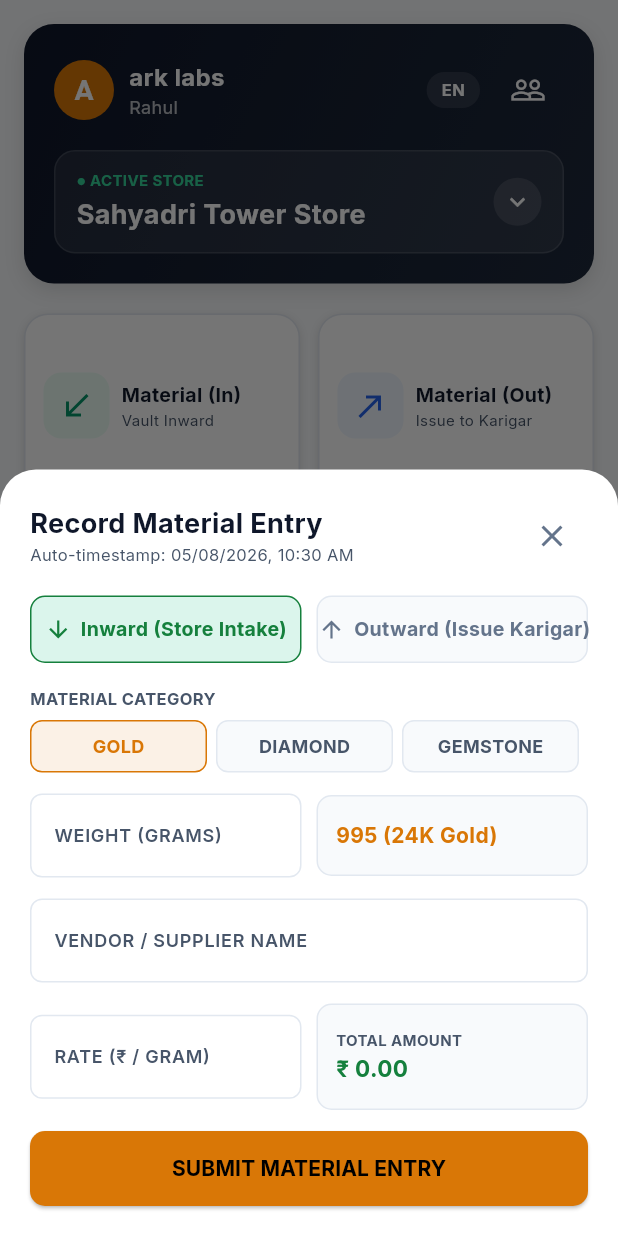
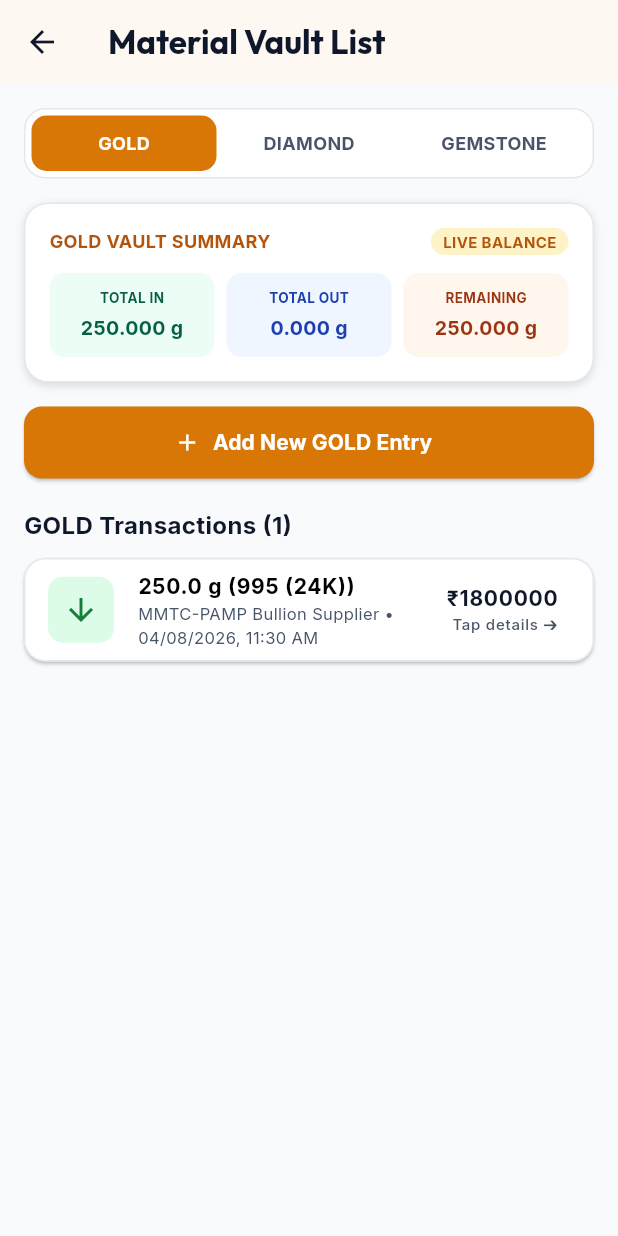
Before and after one commit to monk7436/ARK, a Flutter app: the screen it shows after launch, after a tap on "Material (In)", on a phone screen of 412 x 824 dp. Run offline on Flutter 3.47's test engine with Material 3 defaults, Android fonts, the phone set to English and light mode, and no system bars; our stand-ins replace google_fonts; network calls fail.

Commit message:
feat: add dedicated Material List Screen with Gold/Diamond/Gemstone tabs, Vault summary card, Add Entry button, and Detail popups

```diff
--- a/ark_mobile/lib/screens/home_screen.dart
+++ b/ark_mobile/lib/screens/home_screen.dart
@@ -2,7 +2,7 @@ import 'package:flutter/material.dart';
 import 'package:provider/provider.dart';
 import '../providers/app_state.dart';
 import '../theme/app_theme.dart';
-import '../widgets/material_modal.dart';
+import 'material_list_screen.dart';
 import 'manufacturing_screen.dart';
 import 'invoicing_screen.dart';
 
@@ -143,7 +143,7 @@ class _HomeScreenState extends State<HomeScreen> {
                 crossAxisSpacing: 12,
                 mainAxisSpacing: 12,
                 children: [
-                  // Box 1: Material (In)
+                  // Box 1: Material (In) -> Opens MaterialListScreen
                   _buildActionCard(
                     context,
                     title: 'Material (In)',
@@ -151,10 +151,10 @@ class _HomeScreenState extends State<HomeScreen> {
                     icon: Icons.south_west,
                     iconBg: const Color(0xFFECFDF5),
                     iconColor: const Color(0xFF059669),
-                    onTap: () => _showMaterialModal(context, 'INWARD'),
+                    onTap: () => Navigator.push(context, MaterialPageRoute(builder: (_) => const MaterialListScreen(initialDirection: 'INWARD'))),
                   ),
 
-                  // Box 2: Material (Out)
+                  // Box 2: Material (Out) -> Opens MaterialListScreen
                   _buildActionCard(
                     context,
                     title: 'Material (Out)',
@@ -162,7 +162,7 @@ class _HomeScreenState extends State<HomeScreen> {
                     icon: Icons.north_east,
                     iconBg: const Color(0xFFEFF6FF),
                     iconColor: const Color(0xFF2563EB),
-                    onTap: () => _showMaterialModal(context, 'OUTWARD'),
+                    onTap: () => Navigator.push(context, MaterialPageRoute(builder: (_) => const MaterialListScreen(initialDirection: 'OUTWARD'))),
                   ),
 
                   // Box 3: Manufacturer
@@ -323,13 +323,4 @@ class _HomeScreenState extends State<HomeScreen> {
       ),
     );
   }
-
-  void _showMaterialModal(BuildContext context, String direction) {
-    showModalBottomSheet(
-      context: context,
-      isScrollControlled: true,
-      backgroundColor: Colors.transparent,
-      builder: (_) => const MaterialModalBottomSheet(defaultCategory: 'gold'),
-    );
-  }
 }
--- /dev/null
+++ b/ark_mobile/lib/screens/material_list_screen.dart
@@ -0,0 +1,337 @@
+import 'package:flutter/material.dart';
+import 'package:provider/provider.dart';
+import '../models/material_entry.dart';
+import '../providers/app_state.dart';
+import '../theme/app_theme.dart';
+import '../widgets/material_modal.dart';
+
+class MaterialListScreen extends StatefulWidget {
+  final String initialDirection;
+  const MaterialListScreen({super.key, this.initialDirection = 'INWARD'});
+
+  @override
+  State<MaterialListScreen> createState() => _MaterialListScreenState();
+}
+
+class _MaterialListScreenState extends State<MaterialListScreen> {
+  String _selectedCategory = 'gold'; // 'gold', 'diamond', 'gemstone'
+
+  @override
+  Widget build(BuildContext context) {
+    final appState = Provider.of<AppState>(context);
+
+    // Filter materials by selected category
+    final categoryMaterials = appState.materials.where((m) {
+      return m.materialType.toLowerCase() == _selectedCategory;
+    }).toList();
+
+    // Summary calculations
+    final double totalIn = categoryMaterials
+        .where((m) => m.direction == 'INWARD')
+        .fold(0.0, (sum, m) => sum + m.weight);
+
+    final double totalOut = categoryMaterials
+        .where((m) => m.direction == 'OUTWARD')
+        .fold(0.0, (sum, m) => sum + m.weight);
+
+    final double balance = totalIn - totalOut;
+    final unitLabel = _selectedCategory == 'gold' ? 'g' : 'CTS';
+
+    return Scaffold(
+      backgroundColor: AppTheme.bgPrimary,
+      appBar: AppBar(
+        title: const Text('Material Vault List', style: TextStyle(fontWeight: FontWeight.bold, color: AppTheme.textMain)),
+        backgroundColor: Colors.white,
+        elevation: 1,
+        leading: IconButton(
+          icon: const Icon(Icons.arrow_back, color: AppTheme.textMain),
+          onPressed: () => Navigator.pop(context),
+        ),
+      ),
+      body: SingleChildScrollView(
+        padding: const EdgeInsets.all(16.0),
+        child: Column(
+          crossAxisAlignment: CrossAxisAlignment.start,
+          children: [
+
+            // 1. Three Material Category Tabs (Gold, Diamond, Gemstone)
+            Container(
+              decoration: BoxDecoration(
+                color: Colors.white,
+                borderRadius: BorderRadius.circular(14),
+                border: Border.all(color: AppTheme.borderSubtle),
+              ),
+              padding: const EdgeInsets.all(4),
+              child: Row(
+                children: ['gold', 'diamond', 'gemstone'].map((cat) {
+                  final isSelected = _selectedCategory == cat;
+                  return Expanded(
+                    child: GestureDetector(
+                      onTap: () => setState(() => _selectedCategory = cat),
+                      child: Container(
+                        padding: const EdgeInsets.symmetric(vertical: 10),
+                        decoration: BoxDecoration(
+                          color: isSelected ? AppTheme.goldPrimary : Colors.transparent,
+                          borderRadius: BorderRadius.circular(10),
+                        ),
+                        child: Center(
+                          child: Text(
+                            cat.toUpperCase(),
+                            style: TextStyle(
+                              color: isSelected ? Colors.white : AppTheme.textMuted,
+                              fontWeight: FontWeight.bold,
+                              fontSize: 12,
+                            ),
+                          ),
+                        ),
+                      ),
+                    ),
+                  );
+                }).toList(),
+              ),
+            ),
+
+            const SizedBox(height: 16),
+
+            // 2. Material Vault Summary Card
+            Container(
+              padding: const EdgeInsets.all(16),
+              decoration: BoxDecoration(
+                color: Colors.white,
+                borderRadius: BorderRadius.circular(16),
+                border: Border.all(color: AppTheme.borderSubtle),
+                boxShadow: const [BoxShadow(color: Colors.black12, blurRadius: 4, offset: Offset(0, 2))],
+              ),
+              child: Column(
+                crossAxisAlignment: CrossAxisAlignment.start,
+                children: [
+                  Row(
+                    mainAxisAlignment: MainAxisAlignment.spaceBetween,
+                    children: [
+                      Text(
+                        '${_selectedCategory.toUpperCase()} VAULT SUMMARY',
+                        style: const TextStyle(fontSize: 12, fontWeight: FontWeight.bold, color: AppTheme.goldDark),
+                      ),
+                      Container(
+                        padding: const EdgeInsets.symmetric(horizontal: 8, vertical: 2),
+                        decoration: BoxDecoration(
+                          color: const Color(0xFFFEF3C7),
+                          borderRadius: BorderRadius.circular(20),
+                        ),
+                        child: const Text('LIVE BALANCE', style: TextStyle(fontSize: 10, fontWeight: FontWeight.bold, color: AppTheme.goldDark)),
+                      ),
+                    ],
+                  ),
+                  const SizedBox(height: 12),
+                  Row(
+                    children: [
+                      // Total IN
+                      Expanded(
+                        child: _buildSummaryBox(
+                          label: 'TOTAL IN',
+                          value: '${totalIn.toStringAsFixed(3)} $unitLabel',
+                          bg: const Color(0xFFECFDF5),
+                          textCol: const Color(0xFF065F46),
+                        ),
+                      ),
+                      const SizedBox(width: 8),
+                      // Total OUT
+                      Expanded(
+                        child: _buildSummaryBox(
+                          label: 'TOTAL OUT',
+                          value: '${totalOut.toStringAsFixed(3)} $unitLabel',
+                          bg: const Color(0xFFEFF6FF),
+                          textCol: const Color(0xFF1E40AF),
+                        ),
+                      ),
+                      const SizedBox(width: 8),
+                      // Balance
+                      Expanded(
+                        child: _buildSummaryBox(
+                          label: 'REMAINING',
+                          value: '${balance.toStringAsFixed(3)} $unitLabel',
+                          bg: const Color(0xFFFFF7ED),
+                          textCol: const Color(0xFF9A3412),
+                        ),
+                      ),
+                    ],
+                  ),
+                ],
+              ),
+            ),
+
+            const SizedBox(height: 16),
+
+            // 3. Prominent + Add Entry Button (Directly Below Summary)
+            SizedBox(
+              width: double.infinity,
+              height: 48,
+              child: ElevatedButton.icon(
+                style: ElevatedButton.styleFrom(
+                  backgroundColor: AppTheme.goldPrimary,
+                  shape: RoundedRectangleBorder(borderRadius: BorderRadius.circular(12)),
+                ),
+                onPressed: () => _showAddEntryModal(context, _selectedCategory),
+                icon: const Icon(Icons.add, color: Colors.white),
+                label: Text(
+                  'Add New ${_selectedCategory.toUpperCase()} Entry',
+                  style: const TextStyle(color: Colors.white, fontWeight: FontWeight.bold, fontSize: 14),
+                ),
+              ),
+            ),
+
+            const SizedBox(height: 20),
+
+            // 4. Filtered Material Transaction List
+            Text(
+              '${_selectedCategory.toUpperCase()} Transactions (${categoryMaterials.length})',
+              style: const TextStyle(fontSize: 16, fontWeight: FontWeight.bold, color: AppTheme.textMain),
+            ),
+            const SizedBox(height: 10),
+
+            categoryMaterials.isEmpty
+                ? Container(
+                    padding: const EdgeInsets.all(30),
+                    alignment: Alignment.center,
+                    decoration: BoxDecoration(
+                      color: Colors.white,
+                      borderRadius: BorderRadius.circular(14),
+                      border: Border.all(color: AppTheme.borderSubtle),
+                    ),
+                    child: Text('No $_selectedCategory entries recorded yet.'),
+                  )
+                : ListView.builder(
+                    shrinkWrap: true,
+                    physics: const NeverScrollableScrollPhysics(),
+                    itemCount: categoryMaterials.length,
+                    itemBuilder: (context, index) {
+                      final entry = categoryMaterials[index];
+                      final isInward = entry.direction == 'INWARD';
+                      return Card(
+                        margin: const EdgeInsets.only(bottom: 10),
+                        shape: RoundedRectangleBorder(borderRadius: BorderRadius.circular(14), side: const BorderSide(color: AppTheme.borderSubtle)),
+                        child: ListTile(
+                          onTap: () => _showEntryDetailDialog(context, entry, unitLabel),
+                          leading: Container(
+                            padding: const EdgeInsets.all(10),
+                            decoration: BoxDecoration(
+                              color: isInward ? const Color(0xFFDCFCE7) : const Color(0xFFDBEAFE),
+                              borderRadius: BorderRadius.circular(10),
+                            ),
+                            child: Icon(
+                              isInward ? Icons.arrow_downward : Icons.arrow_upward,
+                              color: isInward ? const Color(0xFF15803D) : const Color(0xFF1D4ED8),
+                            ),
+                          ),
+                          title: Text('${entry.weight} $unitLabel (${entry.purity ?? "24K 995"})', style: const TextStyle(fontWeight: FontWeight.bold, fontSize: 14)),
+                          subtitle: Text('${entry.vendorName} • ${entry.timestamp}', style: const TextStyle(fontSize: 11, color: AppTheme.textMuted)),
+                          trailing: Column(
+                            mainAxisAlignment: MainAxisAlignment.center,
+                            crossAxisAlignment: CrossAxisAlignment.end,
+                            children: [
+                              Text('₹${entry.totalAmount.toStringAsFixed(0)}', style: const TextStyle(fontWeight: FontWeight.bold, fontSize: 14, color: AppTheme.textMain)),
+                              const Text('Tap details ➔', style: TextStyle(fontSize: 10, color: AppTheme.textMuted)),
+                            ],
+                          ),
+                        ),
+                      );
+                    },
+                  ),
+
+          ],
+        ),
+      ),
+    );
+  }
+
+  Widget _buildSummaryBox({required String label, required String value, required Color bg, required Color textCol}) {
+    return Container(
+      padding: const EdgeInsets.all(10),
+      decoration: BoxDecoration(color: bg, borderRadius: BorderRadius.circular(10)),
+      child: Column(
+        children: [
+          Text(label, style: TextStyle(fontSize: 9, fontWeight: FontWeight.bold, color: textCol)),
+          const SizedBox(height: 4),
+          Text(value, style: TextStyle(fontSize: 13, fontWeight: FontWeight.bold, color: textCol), maxLines: 1),
+        ],
+      ),
+    );
+  }
+
+  void _showAddEntryModal(BuildContext context, String category) {
+    showModalBottomSheet(
+      context: context,
+      isScrollControlled: true,
+      backgroundColor: Colors.transparent,
+      builder: (_) => MaterialModalBottomSheet(defaultCategory: category),
+    );
+  }
+
+  void _showEntryDetailDialog(BuildContext context, MaterialEntry entry, String unitLabel) {
+    showDialog(
+      context: context,
+      builder: (ctx) => AlertDialog(
+        shape: RoundedRectangleBorder(borderRadius: BorderRadius.circular(20)),
+        title: Row(
+          children: [
+            Container(
+              padding: const EdgeInsets.symmetric(horizontal: 8, vertical: 4),
+              decoration: BoxDecoration(
+                color: entry.direction == 'INWARD' ? const Color(0xFFDCFCE7) : const Color(0xFFDBEAFE),
+                borderRadius: BorderRadius.circular(6),
+              ),
+              child: Text(
+                '${entry.direction} ENTRY',
+                style: TextStyle(
+                  fontSize: 10,
+                  fontWeight: FontWeight.bold,
+                  color: entry.direction == 'INWARD' ? const Color(0xFF15803D) : const Color(0xFF1D4ED8),
+                ),
+              ),
+            ),
+            const SizedBox(width: 8),
+            const Text('Details', style: TextStyle(fontSize: 16, fontWeight: FontWeight.bold)),
+          ],
+        ),
+        content: Column(
+          mainAxisSize: MainAxisSize.min,
+          crossAxisAlignment: CrossAxisAlignment.start,
+          children: [
+            if (entry.photoUrl != null)
+              ClipRRect(
+                borderRadius: BorderRadius.circular(10),
+                child: Image.network(entry.photoUrl!, height: 120, width: double.infinity, fit: BoxFit.cover),
+              ),
+            const SizedBox(height: 12),
+            _buildDetailRow('Timestamp:', entry.timestamp),
+            _buildDetailRow('Weight:', '${entry.weight} $unitLabel'),
+            if (entry.purity != null) _buildDetailRow('Purity:', entry.purity!),
+            _buildDetailRow(entry.direction == 'INWARD' ? 'Vendor:' : 'Karigar:', entry.vendorName),
+            _buildDetailRow('Rate:', '₹${entry.price}'),
+            const Divider(),
+            _buildDetailRow('Total Amount:', '₹${entry.totalAmount.toStringAsFixed(0)}', isBold: true),
+          ],
+        ),
+        actions: [
+          TextButton(
+            onPressed: () => Navigator.pop(ctx),
+            child: const Text('CLOSE', style: TextStyle(fontWeight: FontWeight.bold, color: AppTheme.goldDark)),
+          ),
+        ],
+      ),
+    );
+  }
+
+  Widget _buildDetailRow(String label, String value, {bool isBold = false}) {
+    return Padding(
+      padding: const EdgeInsets.symmetric(vertical: 3.0),
+      child: Row(
+        mainAxisAlignment: MainAxisAlignment.spaceBetween,
+        children: [
+          Text(label, style: const TextStyle(fontSize: 12, color: AppTheme.textMuted)),
+          Text(value, style: TextStyle(fontSize: 13, fontWeight: isBold ? FontWeight.bold : FontWeight.w600, color: isBold ? const Color(0xFF15803D) : AppTheme.textMain)),
+        ],
+      ),
+    );
+  }
+}
```
Also changed, not shown: 2 other files.
